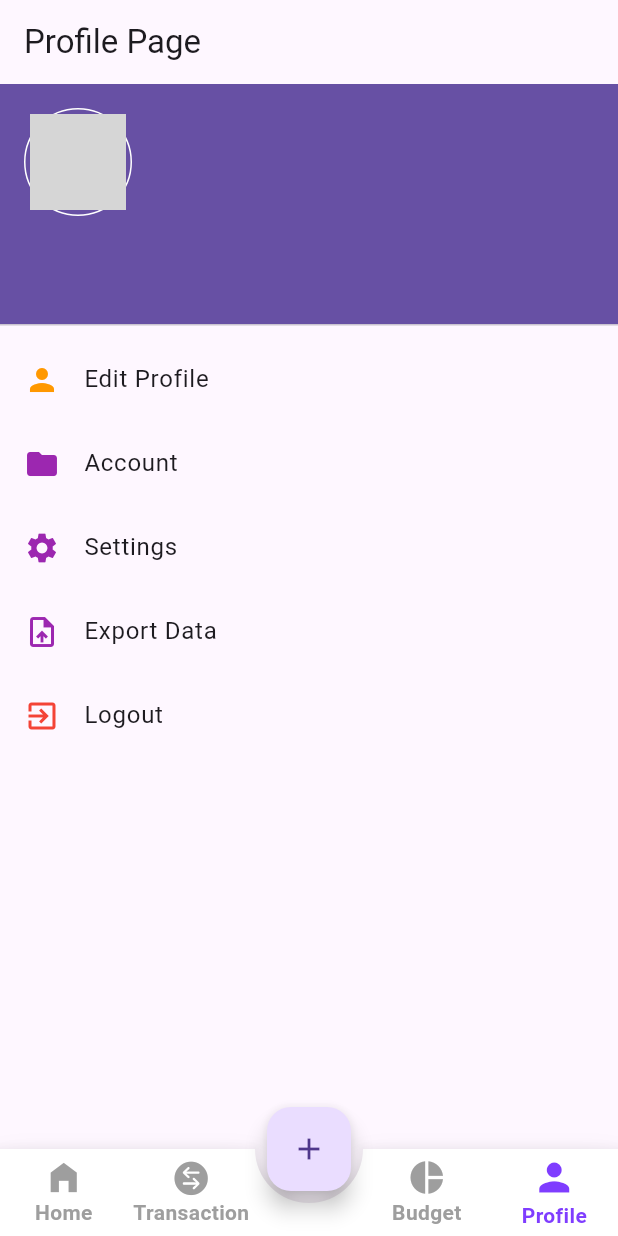
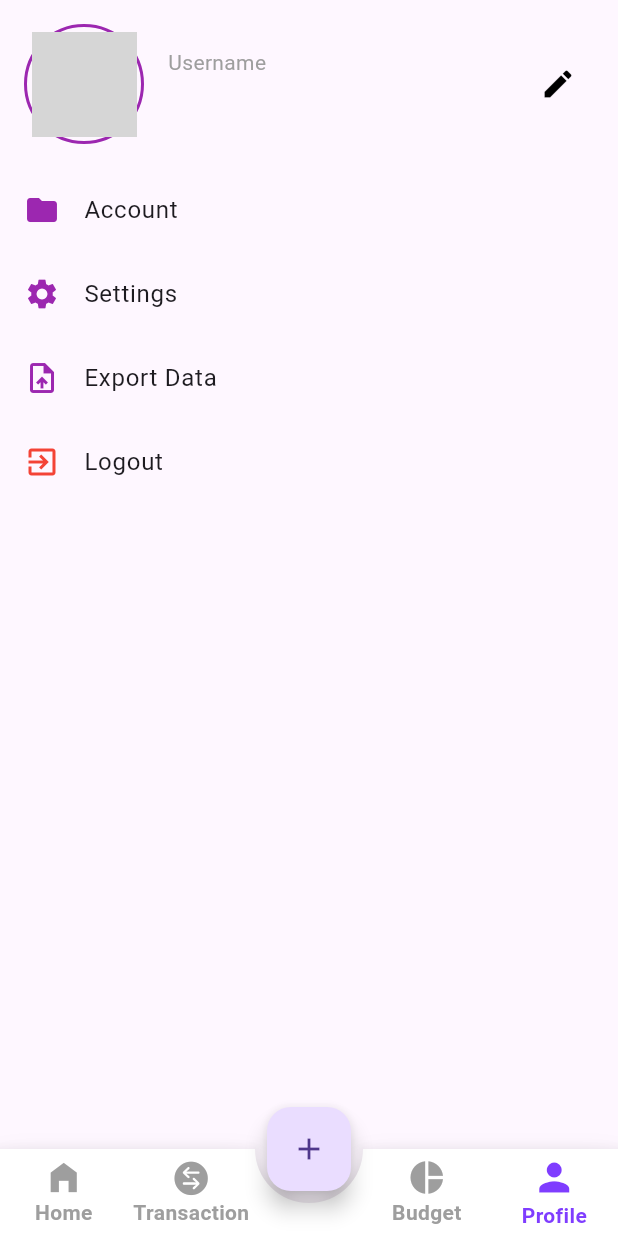
Before and after one commit to ssmaurya123/CipherSchools-Flutter-Assignment, a Flutter app: the screen it shows once a user with an empty profile is signed in, item 4 of the bottom bar chosen, on a phone screen of 412 x 824 dp. Run offline on Flutter 3.47's test engine with Material 3 defaults, Android fonts, the phone set to English and light mode, and no system bars; drawn by our look-alikes of stylish_bottom_bar; our stand-ins replace charts_flutter, cloud_firestore, firebase_auth, firebase_core, firebase_storage, flutter_slidable and 9 more; accounts and stored records are empty; network calls fail; grey boxes are pictures that could not be loaded.

Commit message:
updated  page  commit

```diff
--- a/lib/pages/profile_page.dart
+++ b/lib/pages/profile_page.dart
@@ -17,35 +17,60 @@ class ProfilePage extends StatelessWidget {
 
     return Consumer<UserProvider>(builder: (context, userProvider, child) {
       return Scaffold(
-        appBar: AppBar(
-          title: const Text('Profile Page'),
-        ),
+        // appBar: AppBar(
+        //   title: const Text('Profile Page'),
+        // ),
         body: ListView(
           children: <Widget>[
-            UserAccountsDrawerHeader(
-              accountName: Text(
-                  '${userProvider.userInfo.fname} ${userProvider.userInfo.lname}'),
-              currentAccountPicture: Container(
+            Padding(
+              padding: const EdgeInsets.all(16.0),
+              child: Row(
+                children: [
+                  Container(
                     padding: const EdgeInsets.all(3),
                     decoration: BoxDecoration(
                       shape: BoxShape.circle,
-                    border: Border.all(color: Colors.white, width: 1)),
-                child: Container(
+                      border: Border.all(color: Colors.purple, width: 2),
+                    ),
                     child: ClipOval(
                       child: Image(
                         image: NetworkImage(userProvider.userInfo.purl.toString()),
+                        width: 70,
+                        height: 70,
+                        fit: BoxFit.cover,
                       ),
-                )),
                     ),
-              accountEmail: Text(userProvider.userInfo.email),
                   ),
-            ListTile(
-              leading: const Icon(Icons.person, color: Colors.orange),
-              title: const Text('Edit Profile'),
-              onTap: () {
-                Navigator.push(context,
-                    MaterialPageRoute(builder: (context) => const EditProfilePage()));
+                  const SizedBox(width: 16),
+                  Column(
+                    crossAxisAlignment: CrossAxisAlignment.start,
+                    children: [
+                      const Text(
+                        'Username',
+                        style: TextStyle(
+                          color: Colors.grey,
+                          fontSize: 14,
+                        ),
+                      ),
+                      Text(
+                        '${userProvider.userInfo.fname} ${userProvider.userInfo.lname}',
+                        style: const TextStyle(
+                          color: Colors.black,
+                          fontSize: 20,
+                          fontWeight: FontWeight.bold,
+                        ),
+                      ),
+                    ],
+                  ),
+                  const Spacer(),
+                  IconButton(
+                    icon: const Icon(Icons.edit, color: Colors.black),
+                    onPressed: () {
+                      Navigator.push(context, MaterialPageRoute(builder: (context) => const EditProfilePage()));
                     },
+                  ),
+                ],
+              ),
             ),
             ListTile(
               leading: const Icon(Icons.folder, color: Colors.purple),
```
Also changed, not shown: lib/pages/analysis_page.dart (+5 -5 lines), lib/pages/home_page.dart (+4 -4 lines), lib/pages/new_expense.dart (+32 -2 lines), lib/pages/new_income.dart (+31 -1 lines). Lines whose indentation alone changed are shown as unchanged.
